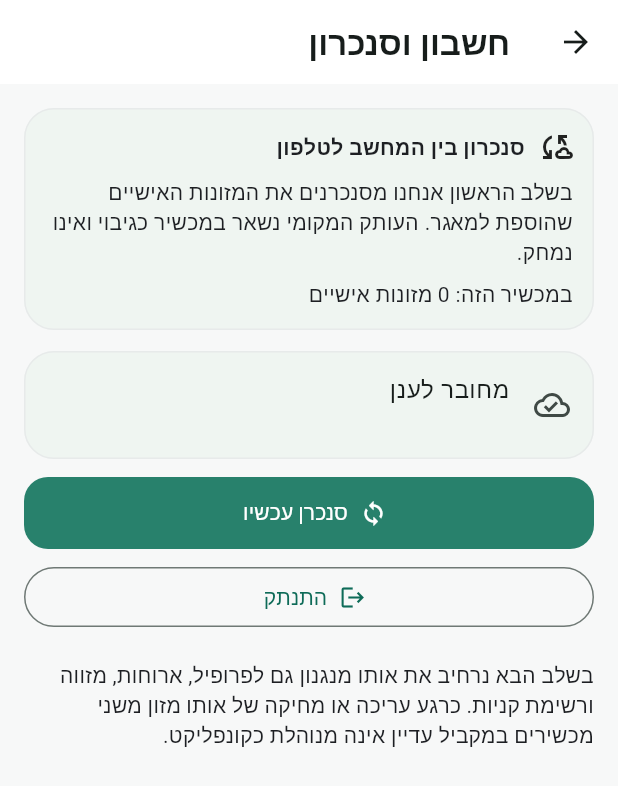
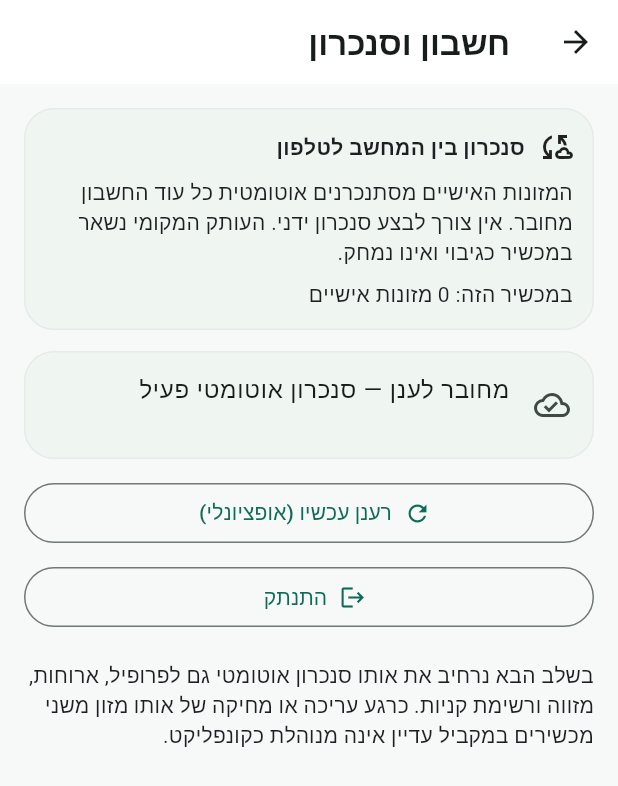
Before and after one commit to shmulik33-star/healthy-lifestyle-app, a Flutter app: the CloudSyncScreen screen opened directly with empty values, on a phone screen of 412 x 824 dp. Shown: the top 786 px of the screen. Run offline on Flutter 3.47's test engine with Material 3 defaults, Android fonts, the phone set to English and light mode, and no system bars; our stand-ins replace image_picker, shared_preferences, supabase_flutter; accounts and stored records are empty.

Commit message:
Cloud sync: clarify automatic sync in account UI

```diff
--- a/lib/features/profile/cloud_sync_screen.dart
+++ b/lib/features/profile/cloud_sync_screen.dart
@@ -171,8 +171,8 @@ class _CloudSyncScreenState extends State<CloudSyncScreen> {
                   ),
                   const SizedBox(height: 8),
                   const Text(
-                    'בשלב הראשון אנחנו מסנכרנים את המזונות האישיים שהוספת למאגר. '
-                    'העותק המקומי נשאר במכשיר כגיבוי ואינו נמחק.',
+                    'המזונות האישיים מסתנכרנים אוטומטית כל עוד החשבון מחובר. '
+                    'אין צורך לבצע סנכרון ידני. העותק המקומי נשאר במכשיר כגיבוי ואינו נמחק.',
                   ),
                   const SizedBox(height: 8),
                   Text('במכשיר הזה: ${widget.state.customFoods.length} מזונות אישיים'),
@@ -220,15 +220,15 @@ class _CloudSyncScreenState extends State<CloudSyncScreen> {
             Card(
               child: ListTile(
                 leading: const Icon(Icons.cloud_done_outlined),
-                title: const Text('מחובר לענן'),
+                title: const Text('מחובר לענן — סנכרון אוטומטי פעיל'),
                 subtitle: Text(user.email ?? 'חשבון מחובר'),
               ),
             ),
             const SizedBox(height: 12),
-            FilledButton.icon(
+            OutlinedButton.icon(
               onPressed: _busy ? null : _syncNow,
-              icon: const Icon(Icons.sync),
-              label: const Text('סנכרן עכשיו'),
+              icon: const Icon(Icons.refresh),
+              label: const Text('רענן עכשיו (אופציונלי)'),
             ),
             const SizedBox(height: 8),
             OutlinedButton.icon(
@@ -257,7 +257,7 @@ class _CloudSyncScreenState extends State<CloudSyncScreen> {
           ],
           const SizedBox(height: 18),
           const Text(
-            'בשלב הבא נרחיב את אותו מנגנון גם לפרופיל, ארוחות, מזווה ורשימת קניות. '
+            'בשלב הבא נרחיב את אותו סנכרון אוטומטי גם לפרופיל, ארוחות, מזווה ורשימת קניות. '
             'כרגע עריכה או מחיקה של אותו מזון משני מכשירים במקביל עדיין אינה מנוהלת כקונפליקט.',
           ),
         ],
```
